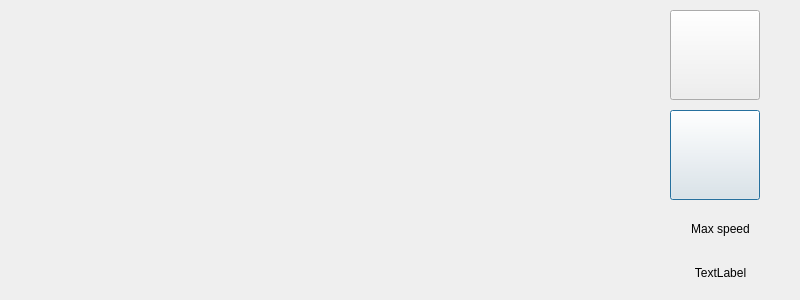
Above: Client/routedialog.ui from ArtemD/SpeedFreak before the change. Below: the same form after it.
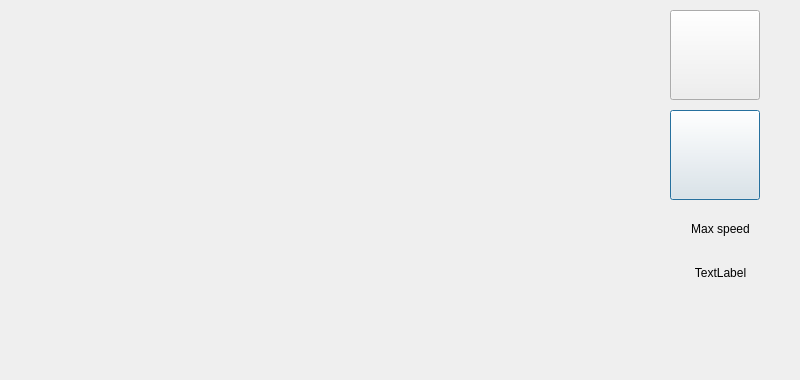
That is the form after the change. Icons and pictures are not drawn.

What changed in the file:
```diff
--- a/Client/routedialog.ui
+++ b/Client/routedialog.ui
@@ -7,7 +7,7 @@
     <x>0</x>
     <y>0</y>
     <width>800</width>
-    <height>300</height>
+    <height>380</height>
    </rect>
   </property>
   <property name="windowTitle">
@@ -59,12 +59,12 @@
     </size>
    </property>
   </widget>
-  <widget class="QWidget" name="">
+  <widget class="QWidget" name="layoutWidget">
    <property name="geometry">
     <rect>
-     <x>660</x>
+     <x>650</x>
      <y>210</y>
-     <width>121</width>
+     <width>141</width>
      <height>81</height>
     </rect>
    </property>
```
